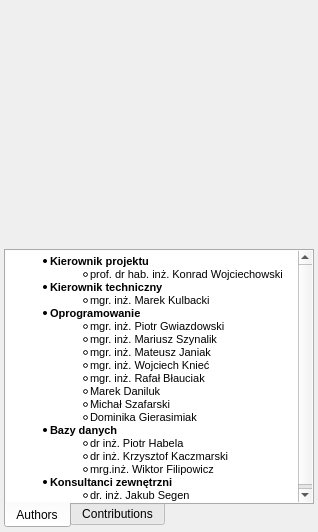
Before: the Qt Designer form trunk/src/edr/src/hmm_view/ui/AboutDialog.ui in mk4me/hm-mde-one, drawn with Qt 5.
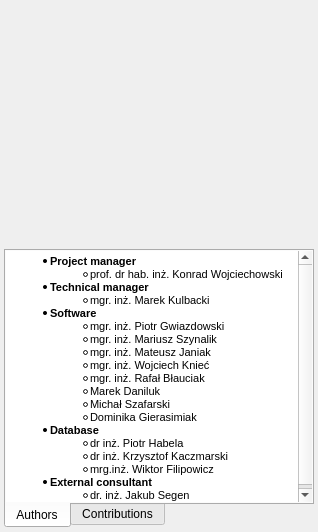
After: the same form once the commit is applied. The open tabs and pages were chosen to show the change. Icons and pictures are not drawn.

What changed in the file:
```diff
--- a/trunk/src/edr/src/hmm_view/ui/AboutDialog.ui
+++ b/trunk/src/edr/src/hmm_view/ui/AboutDialog.ui
@@ -255,11 +255,11 @@
 &lt;html&gt;&lt;head&gt;&lt;meta name=&quot;qrichtext&quot; content=&quot;1&quot; /&gt;&lt;style type=&quot;text/css&quot;&gt;
 p, li { white-space: pre-wrap; }
 &lt;/style&gt;&lt;/head&gt;&lt;body style=&quot; font-family:'MS Shell Dlg 2'; font-size:8.25pt; font-weight:400; font-style:normal;&quot;&gt;
-&lt;ul style=&quot;margin-top: 0px; margin-bottom: 0px; margin-left: 0px; margin-right: 0px; -qt-list-indent: 1;&quot;&gt;&lt;li style=&quot; font-size:8pt;&quot; style=&quot; margin-top:12px; margin-bottom:0px; margin-left:0px; margin-right:0px; -qt-block-indent:0; text-indent:0px;&quot;&gt;&lt;span style=&quot; font-weight:600;&quot;&gt;Kierownik projektu&lt;/span&gt;&lt;/li&gt;
+&lt;ul style=&quot;margin-top: 0px; margin-bottom: 0px; margin-left: 0px; margin-right: 0px; -qt-list-indent: 1;&quot;&gt;&lt;li style=&quot; font-size:8pt;&quot; style=&quot; margin-top:12px; margin-bottom:0px; margin-left:0px; margin-right:0px; -qt-block-indent:0; text-indent:0px;&quot;&gt;&lt;span style=&quot; font-weight:600;&quot;&gt;Project manager&lt;/span&gt;&lt;/li&gt;
 &lt;ul type=&quot;circle&quot; style=&quot;margin-top: 0px; margin-bottom: 0px; margin-left: 0px; margin-right: 0px; -qt-list-indent: 2;&quot;&gt;&lt;li style=&quot; font-size:8pt;&quot; style=&quot; margin-top:0px; margin-bottom:0px; margin-left:0px; margin-right:0px; -qt-block-indent:0; text-indent:0px;&quot;&gt;prof. dr hab. inż. Konrad Wojciechowski&lt;/li&gt;&lt;/ul&gt;
-&lt;li style=&quot; font-size:8pt;&quot; style=&quot; margin-top:0px; margin-bottom:0px; margin-left:0px; margin-right:0px; -qt-block-indent:0; text-indent:0px;&quot;&gt;&lt;span style=&quot; font-weight:600;&quot;&gt;Kierownik techniczny&lt;/span&gt;&lt;/li&gt;
+&lt;li style=&quot; font-size:8pt;&quot; style=&quot; margin-top:0px; margin-bottom:0px; margin-left:0px; margin-right:0px; -qt-block-indent:0; text-indent:0px;&quot;&gt;&lt;span style=&quot; font-weight:600;&quot;&gt;Technical manager&lt;/span&gt;&lt;/li&gt;
 &lt;ul type=&quot;circle&quot; style=&quot;margin-top: 0px; margin-bottom: 0px; margin-left: 0px; margin-right: 0px; -qt-list-indent: 2;&quot;&gt;&lt;li style=&quot; font-size:8pt;&quot; style=&quot; margin-top:0px; margin-bottom:0px; margin-left:0px; margin-right:0px; -qt-block-indent:0; text-indent:0px;&quot;&gt;mgr. inż. Marek Kulbacki&lt;/li&gt;&lt;/ul&gt;
-&lt;li style=&quot; font-size:8pt;&quot; style=&quot; margin-top:0px; margin-bottom:0px; margin-left:0px; margin-right:0px; -qt-block-indent:0; text-indent:0px;&quot;&gt;&lt;span style=&quot; font-weight:600;&quot;&gt;Oprogramowanie&lt;/span&gt;&lt;/li&gt;
+&lt;li style=&quot; font-size:8pt;&quot; style=&quot; margin-top:0px; margin-bottom:0px; margin-left:0px; margin-right:0px; -qt-block-indent:0; text-indent:0px;&quot;&gt;&lt;span style=&quot; font-weight:600;&quot;&gt;Software&lt;/span&gt;&lt;/li&gt;
 &lt;ul type=&quot;circle&quot; style=&quot;margin-top: 0px; margin-bottom: 0px; margin-left: 0px; margin-right: 0px; -qt-list-indent: 2;&quot;&gt;&lt;li style=&quot; font-size:8pt;&quot; style=&quot; margin-top:0px; margin-bottom:0px; margin-left:0px; margin-right:0px; -qt-block-indent:0; text-indent:0px;&quot;&gt;mgr. inż. Piotr Gwiazdowski&lt;/li&gt;
 &lt;li style=&quot; font-size:8pt;&quot; style=&quot; margin-top:0px; margin-bottom:0px; margin-left:0px; margin-right:0px; -qt-block-indent:0; text-indent:0px;&quot;&gt;mgr. inż. Mariusz Szynalik&lt;/li&gt;
 &lt;li style=&quot; font-size:8pt;&quot; style=&quot; margin-top:0px; margin-bottom:0px; margin-left:0px; margin-right:0px; -qt-block-indent:0; text-indent:0px;&quot;&gt;mgr. inż. Mateusz Janiak&lt;/li&gt;
@@ -268,11 +268,11 @@
 &lt;li style=&quot; font-size:8pt;&quot; style=&quot; margin-top:0px; margin-bottom:0px; margin-left:0px; margin-right:0px; -qt-block-indent:0; text-indent:0px;&quot;&gt;Marek Daniluk&lt;/li&gt;
 &lt;li style=&quot; font-size:8pt;&quot; style=&quot; margin-top:0px; margin-bottom:0px; margin-left:0px; margin-right:0px; -qt-block-indent:0; text-indent:0px;&quot;&gt;Michał Szafarski&lt;/li&gt;
 &lt;li style=&quot; font-size:8pt;&quot; style=&quot; margin-top:0px; margin-bottom:0px; margin-left:0px; margin-right:0px; -qt-block-indent:0; text-indent:0px;&quot;&gt;Dominika Gierasimiak&lt;/li&gt;&lt;/ul&gt;
-&lt;li style=&quot; font-size:8pt;&quot; style=&quot; margin-top:0px; margin-bottom:0px; margin-left:0px; margin-right:0px; -qt-block-indent:0; text-indent:0px;&quot;&gt;&lt;span style=&quot; font-weight:600;&quot;&gt;Bazy danych&lt;/span&gt;&lt;/li&gt;
+&lt;li style=&quot; font-size:8pt;&quot; style=&quot; margin-top:0px; margin-bottom:0px; margin-left:0px; margin-right:0px; -qt-block-indent:0; text-indent:0px;&quot;&gt;&lt;span style=&quot; font-weight:600;&quot;&gt;Database&lt;/span&gt;&lt;/li&gt;
 &lt;ul type=&quot;circle&quot; style=&quot;margin-top: 0px; margin-bottom: 0px; margin-left: 0px; margin-right: 0px; -qt-list-indent: 2;&quot;&gt;&lt;li style=&quot; font-size:8pt;&quot; style=&quot; margin-top:0px; margin-bottom:0px; margin-left:0px; margin-right:0px; -qt-block-indent:0; text-indent:0px;&quot;&gt;dr inż. Piotr Habela&lt;/li&gt;
 &lt;li style=&quot; font-size:8pt;&quot; style=&quot; margin-top:0px; margin-bottom:0px; margin-left:0px; margin-right:0px; -qt-block-indent:0; text-indent:0px;&quot;&gt;dr inż. Krzysztof Kaczmarski&lt;/li&gt;
 &lt;li style=&quot; font-size:8pt;&quot; style=&quot; margin-top:0px; margin-bottom:0px; margin-left:0px; margin-right:0px; -qt-block-indent:0; text-indent:0px;&quot;&gt;mrg.inż. Wiktor Filipowicz&lt;/li&gt;&lt;/ul&gt;
-&lt;li style=&quot; font-size:8pt;&quot; style=&quot; margin-top:0px; margin-bottom:0px; margin-left:0px; margin-right:0px; -qt-block-indent:0; text-indent:0px;&quot;&gt;&lt;span style=&quot; font-weight:600;&quot;&gt;Konsultanci zewnętrzni&lt;/span&gt;&lt;/li&gt;&lt;/ul&gt;
+&lt;li style=&quot; font-size:8pt;&quot; style=&quot; margin-top:0px; margin-bottom:0px; margin-left:0px; margin-right:0px; -qt-block-indent:0; text-indent:0px;&quot;&gt;&lt;span style=&quot; font-weight:600;&quot;&gt;External consultant&lt;/span&gt;&lt;/li&gt;&lt;/ul&gt;
 &lt;ul type=&quot;circle&quot; style=&quot;margin-top: 0px; margin-bottom: 0px; margin-left: 0px; margin-right: 0px; -qt-list-indent: 2;&quot;&gt;&lt;li style=&quot; font-size:8pt;&quot; style=&quot; margin-top:0px; margin-bottom:0px; margin-left:0px; margin-right:0px; -qt-block-indent:0; text-indent:0px;&quot;&gt;dr. inż. Jakub Segen&lt;/li&gt;&lt;/ul&gt;&lt;/body&gt;&lt;/html&gt;</string>
          </property>
          <property name="openLinks">
```
Left out of the diff: 4 changed lines with no effect on the pictures.
